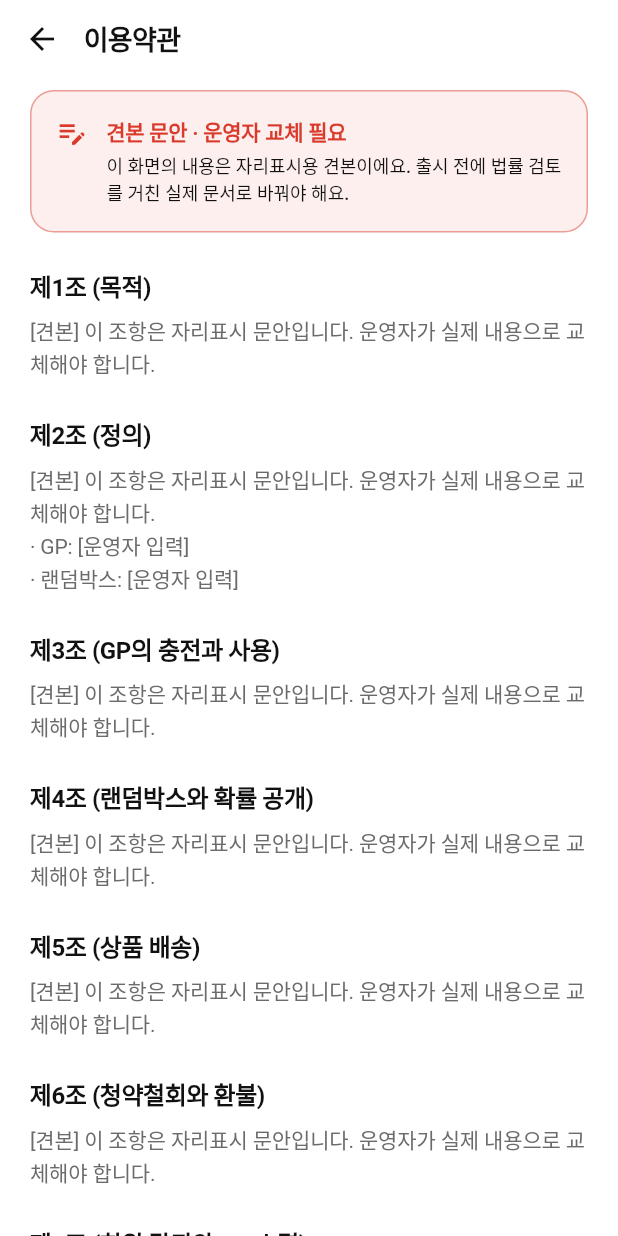
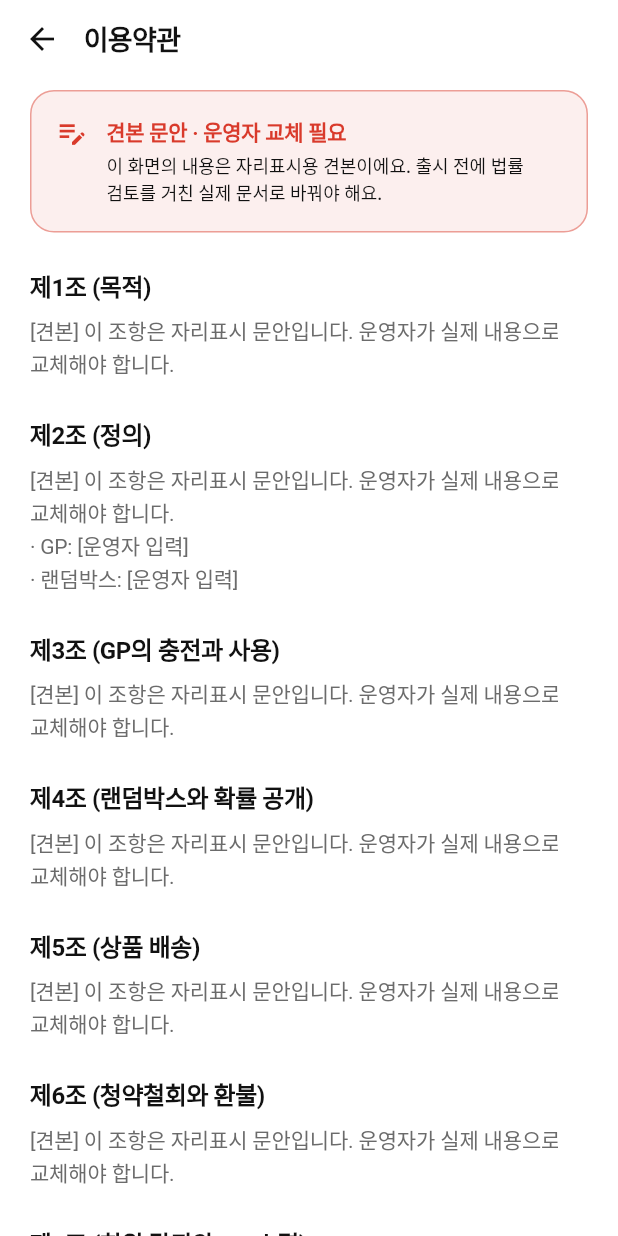
Before and after one commit to whysobara-rgb/-, a Flutter app: the screen it shows after launch, after a tap on "이용약관", on a phone screen of 412 x 824 dp. Run offline on Flutter 3.47's test engine with Material 3 defaults, Android fonts, the phone set to English and light mode, and no system bars; our stand-ins replace audioplayers, cached_network_image, google_sign_in, share_plus, shared_preferences, sign_in_with_apple; missing offline and left inert: flutter_naver_login, kakao_flutter_sdk_user, tosspayments_widget_sdk_flutter; accounts and stored records are empty; network calls fail; Roboto replaces fonts that are missing (Pretendard).

Commit message:
Polish auth, payments, account and admin after screenshot review
- Login: the wordmark sits on the page background and the vault art is
  a contained card, so the wordmark never lands on the illustration in
  either the light auth theme or a dark one.
- Korean paragraphs (terms, notices, consent, top-up results, 회원 탈퇴)
  break between words instead of mid-word.
- 결제 내역 no longer points to a support desk the app does not have.
- Admin: chips and status tags size to their label inside Wrap and
  Column, filter chips start at the left edge, the ship sheet clears a
  field's error as soon as it is edited, and the dashboard note on
  확인 필요 결제 fits its tile.

Co-Authored-By: Claude Opus 5.5 <noreply@anthropic.com>
Claude-Session: https://claude.ai/code/session_012WFVVxy1vDRiG3vbp5xtFM

```diff
--- a/lib/features/admin/presentation/admin_dashboard_tab.dart
+++ b/lib/features/admin/presentation/admin_dashboard_tab.dart
@@ -98,7 +98,7 @@ class _AdminDashboardTabState extends State<AdminDashboardTab>
               KpiTile(
                 label: '확인 필요 결제',
                 value: '${formatNumber(s.paymentsToReview)}건',
-                note: '환불·금액 불일치·10분 넘게 확인 중',
+                note: '환불·불일치·지연',
                 accent: s.paymentsToReview > 0,
                 onTap: () => widget.onOpenPayments(null),
               ),
--- a/lib/features/auth/presentation/login_page.dart
+++ b/lib/features/auth/presentation/login_page.dart
@@ -15,8 +15,9 @@ import 'terms_page.dart';
 import 'welcome_gp_page.dart';
 import 'widgets/social_button.dart';
 import 'widgets/social_consent_sheet.dart';
+import '../../../core/utils/format.dart';
 
-/// 로그인. 위는 금고 일러스트, 아래는 소셜 로그인(있으면)과 이메일 로그인.
+/// 로그인. 위는 워드마크와 금고 일러스트, 아래는 소셜 로그인(있으면)과 이메일 로그인.
 ///
 /// 소셜 버튼은 서버 `GET /auth/providers`가 돌려주고 이 빌드에 키가 있는
 /// 제공자만 나온다. 하나도 없으면 이메일 로그인만 보인다.
@@ -135,7 +136,7 @@ class _LoginPageState extends State<LoginPage> {
                   crossAxisAlignment: CrossAxisAlignment.stretch,
                   children: [
                     LoginHero(
-                      height: (constraints.maxHeight * 0.4).clamp(260, 360),
+                      height: (constraints.maxHeight * 0.3).clamp(180, 300),
                     ),
                     Padding(padding: Space.page, child: _form(isLoading)),
                     const Spacer(),
@@ -270,47 +271,29 @@ class _LoginPageState extends State<LoginPage> {
   }
 }
 
-/// 로그인 상단: 브랜드 색으로 빛나는 금고 상자 + 워드마크. 아래로 바탕색에 녹아든다.
+/// 로그인 상단: 워드마크 + 브랜드 색으로 빛나는 금고 상자 카드.
 class LoginHero extends StatelessWidget {
+  /// 일러스트 카드 높이.
   final double height;
-  const LoginHero({super.key, this.height = 300});
+  const LoginHero({super.key, this.height = 220});
 
   @override
   Widget build(BuildContext context) {
     final cs = Theme.of(context).colorScheme;
     final top = MediaQuery.paddingOf(context).top;
-    return SizedBox(
-      height: height + top,
-      child: Stack(
-        fit: StackFit.expand,
+    // 워드마크는 화면 바탕 위에, 일러스트는 카드 안에 둔다. 어떤 테마에서도
+    // 글자가 그림 위에 겹치지 않는다.
+    return Padding(
+      padding: EdgeInsets.fromLTRB(
+        Space.gutter,
+        top + Space.x5,
+        Space.gutter,
+        Space.x5,
+      ),
+      child: Column(
+        crossAxisAlignment: CrossAxisAlignment.stretch,
         children: [
-          // 기요셰가 상자 밖까지 그려지지 않게 자른다.
-          ClipRect(
-            child: BoxArt(
-              tone: cs.primary,
-              category: ProductCategory.jewel,
-              scale: 0.5,
-              centerY: 0.58,
-            ),
-          ),
-          DecoratedBox(
-            decoration: BoxDecoration(
-              gradient: LinearGradient(
-                begin: Alignment.topCenter,
-                end: Alignment.bottomCenter,
-                colors: [
-                  cs.surface.withValues(alpha: 0),
-                  cs.surface.withValues(alpha: 0),
-                  cs.surface,
-                ],
-                stops: const [0, 0.62, 1],
-              ),
-            ),
-          ),
-          Positioned(
-            left: Space.gutter,
-            top: top + Space.x5,
-            child: Text.rich(
+          Text.rich(
             TextSpan(
               children: [
                 const TextSpan(text: '가치가차'),
@@ -324,6 +307,18 @@ class LoginHero extends StatelessWidget {
               fontSize: 26,
               fontWeight: FontWeight.w900,
               letterSpacing: -1.1,
+            ),
+          ),
+          const SizedBox(height: Space.x4),
+          ClipRRect(
+            borderRadius: Radii.hero,
+            child: SizedBox(
+              height: height,
+              child: BoxArt(
+                tone: cs.primary,
+                category: ProductCategory.jewel,
+                scale: 0.62,
+                centerY: 0.54,
               ),
             ),
           ),
@@ -475,7 +470,7 @@ class _NoticeCard extends StatelessWidget {
               children: [
                 Text(notice.title, style: AppText.bodyStrong),
                 const SizedBox(height: 2),
-                Text(notice.message, style: AppText.caption),
+                Text(keepAll(notice.message), style: AppText.caption),
               ],
             ),
           ),
--- a/lib/features/auth/presentation/terms_page.dart
+++ b/lib/features/auth/presentation/terms_page.dart
@@ -2,6 +2,7 @@ import 'package:flutter/material.dart';
 import '../../../core/theme/app_spacing.dart';
 import '../../../core/theme/app_typography.dart';
 import '../domain/agreements.dart';
+import '../../../core/utils/format.dart';
 
 /// 약관 보기.
 ///
@@ -36,7 +37,7 @@ class TermsPage extends StatelessWidget {
             Text(heading, style: AppText.headline),
             const SizedBox(height: Space.x2),
             Text(
-              body,
+              keepAll(body),
               style: AppText.body.copyWith(color: cs.onSurfaceVariant),
             ),
             const SizedBox(height: Space.x6),
@@ -79,8 +80,10 @@ class _PlaceholderNotice extends StatelessWidget {
                 ),
                 const SizedBox(height: 4),
                 Text(
-                  '이 화면의 내용은 자리표시용 견본이에요. 출시 전에 법률 검토를 '
-                  '거친 실제 문서로 바꿔야 해요.',
+                  keepAll(
+                    '이 화면의 내용은 자리표시용 견본이에요. 출시 전에 법률 검토를 '
+                    '거친 실제 문서로 바꿔야 해요.',
+                  ),
                   style: AppText.caption.copyWith(color: cs.onSurface),
                 ),
               ],
--- a/lib/features/wallet/presentation/payment_history_page.dart
+++ b/lib/features/wallet/presentation/payment_history_page.dart
@@ -111,7 +111,7 @@ class _PaymentHistoryPageState extends State<PaymentHistoryPage> {
                         0,
                       ),
                       child: Text(
-                        '최근 50건까지 보여요. 결제 취소·환불은 고객센터로 문의해 주세요.',
+                        '최근 50건까지 보여요.',
                         style: AppText.caption.copyWith(
                           color: AppColors.textTertiary,
                         ),
--- a/lib/features/wallet/presentation/widgets/topup_sheet.dart
+++ b/lib/features/wallet/presentation/widgets/topup_sheet.dart
@@ -416,8 +416,10 @@ class _AppOnlyNote extends StatelessWidget {
           const SizedBox(width: Space.x2),
           Expanded(
             child: Text(
-              '웹에서는 토스 결제창을 열 수 없어요. 가치가차 앱에서 충전해 주세요. '
-              '충전한 GP는 웹에서도 그대로 보여요.',
+              keepAll(
+                '웹에서는 토스 결제창을 열 수 없어요. 가치가차 앱에서 충전해 주세요. '
+                '충전한 GP는 웹에서도 그대로 보여요.',
+              ),
               style: AppText.caption.copyWith(color: AppColors.text),
             ),
           ),
```
Also changed, not shown: lib/features/admin/presentation/admin_shipping_tab.dart (+12 -1 lines), lib/features/admin/presentation/admin_widgets.dart (+14 -4 lines), lib/features/auth/presentation/widgets/social_consent_sheet.dart (+5 -2 lines), lib/features/profile/presentation/delete_account_page.dart (+6 -4 lines), lib/features/wallet/presentation/topup_result_page.dart (+6 -4 lines), 2 other files. Lines whose indentation alone changed are shown as unchanged.
